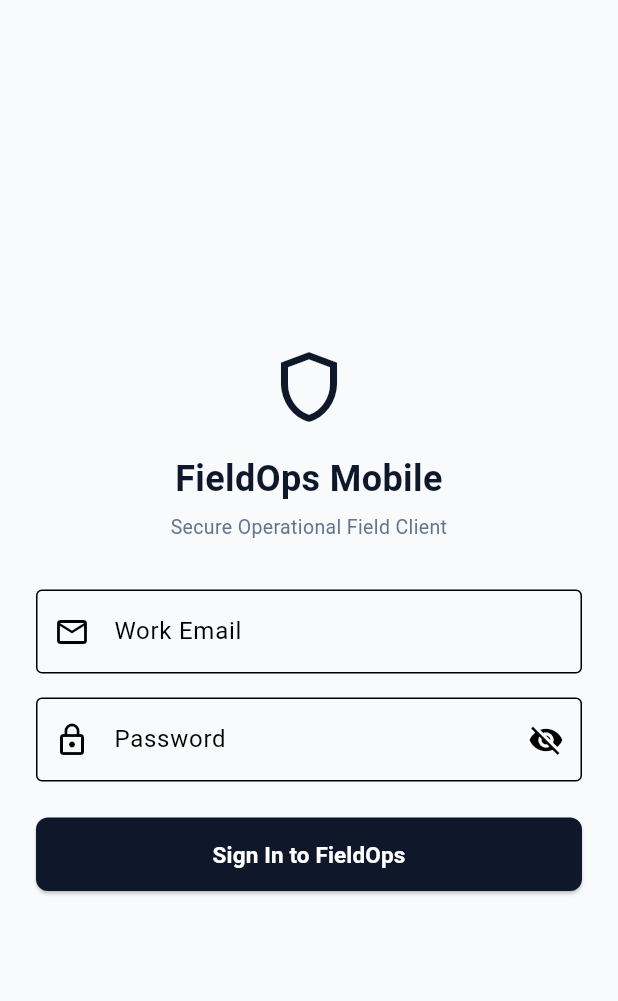
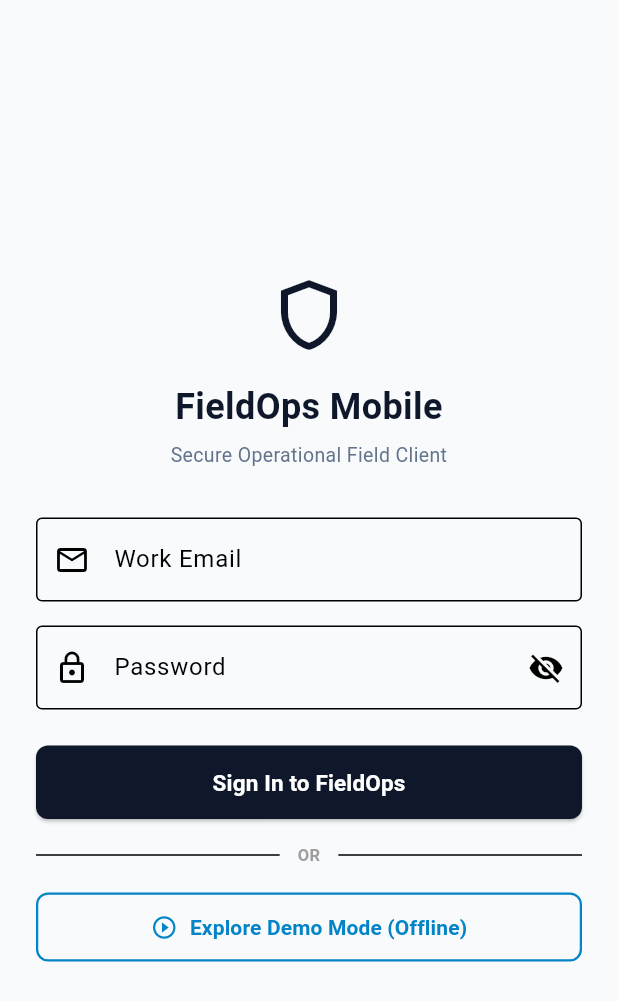
Before and after one commit to djsushilkumar/fieldops-saas, a Flutter app: the LoginScreen screen opened by its route, on a phone screen of 412 x 824 dp. Shown: the top 1001 px of the screen. Run offline on Flutter 3.47's test engine with Material 3 defaults, Android fonts, the phone set to English and light mode, and no system bars; our stand-ins replace flutter_riverpod, go_router.

Commit message:
feat(mobile): add offline demo mode login to enable immediate mobile testing

```diff
--- a/apps/mobile/lib/features/auth/presentation/auth_notifier.dart
+++ b/apps/mobile/lib/features/auth/presentation/auth_notifier.dart
@@ -99,6 +99,37 @@ class AuthNotifier extends StateNotifier<AuthStatusState> {
     }
   }
 
+  Future<void> signInWithDemo() async {
+    state = state.copyWith(authState: AuthState.authenticating, clearError: true);
+    const demoOrg = Organization(
+      id: 'org_fieldops_demo',
+      name: 'FieldOps Demonstration Team',
+      slug: 'fieldops-demo',
+      subscriptionTier: 'GROWTH',
+    );
+    const demoMembership = Membership(
+      id: 'mem_demo_01',
+      organizationId: 'org_fieldops_demo',
+      userId: 'usr_demo_fieldworker',
+      role: 'FIELD_WORKER',
+      status: 'ACTIVE',
+      organization: demoOrg,
+    );
+    const demoUser = UserProfile(
+      id: 'usr_demo_fieldworker',
+      email: 'worker@fieldops.io',
+      fullName: 'Demo Field Worker',
+      timezone: 'UTC',
+    );
+
+    state = const AuthStatusState(
+      authState: AuthState.authenticated,
+      user: demoUser,
+      activeMembership: demoMembership,
+      memberships: [demoMembership],
+    );
+  }
+
   Future<void> switchOrganization(String organizationId) async {
     final match = state.memberships.firstWhere(
       (m) => m.organizationId == organizationId,
--- a/apps/mobile/lib/features/auth/presentation/login_screen.dart
+++ b/apps/mobile/lib/features/auth/presentation/login_screen.dart
@@ -38,6 +38,13 @@ class _LoginScreenState extends ConsumerState<LoginScreen> {
       }
     } catch (_) {
       // Error state is captured and displayed from ref
+    }
+  }
+
+  Future<void> _handleDemoLogin() async {
+    await ref.read(authNotifierProvider.notifier).signInWithDemo();
+    if (mounted) {
+      context.go(RoutePaths.home);
     }
   }
 
@@ -194,6 +201,48 @@ class _LoginScreenState extends ConsumerState<LoginScreen> {
                               style: TextStyle(fontSize: 15, fontWeight: FontWeight.w600),
                             ),
                     ),
+                    const SizedBox(height: 16),
+
+                    // Demo Mode Divider
+                    Row(
+                      children: [
+                        const Expanded(child: Divider()),
+                        Padding(
+                          padding: const EdgeInsets.symmetric(horizontal: 12.0),
+                          child: Text(
+                            'OR',
+                            style: TextStyle(
+                              fontSize: 11,
+                              fontWeight: FontWeight.bold,
+                              color: Colors.grey.shade500,
+                            ),
+                          ),
+                        ),
+                        const Expanded(child: Divider()),
+                      ],
+                    ),
+                    const SizedBox(height: 16),
+
+                    // Demo Mode Button
+                    OutlinedButton.icon(
+                      onPressed: isLoading ? null : _handleDemoLogin,
+                      icon: const Icon(Icons.play_circle_outline, color: Color(0xFF0284C7)),
+                      label: const Text(
+                        'Explore Demo Mode (Offline)',
+                        style: TextStyle(
+                          fontSize: 14,
+                          fontWeight: FontWeight.w600,
+                          color: Color(0xFF0284C7),
+                        ),
+                      ),
+                      style: OutlinedButton.styleFrom(
+                        padding: const EdgeInsets.symmetric(vertical: 13),
+                        side: const BorderSide(color: Color(0xFF0284C7), width: 1.5),
+                        shape: RoundedRectangleBorder(
+                          borderRadius: BorderRadius.circular(8),
+                        ),
+                      ),
+                    ),
                   ],
                 ),
               ),
```
